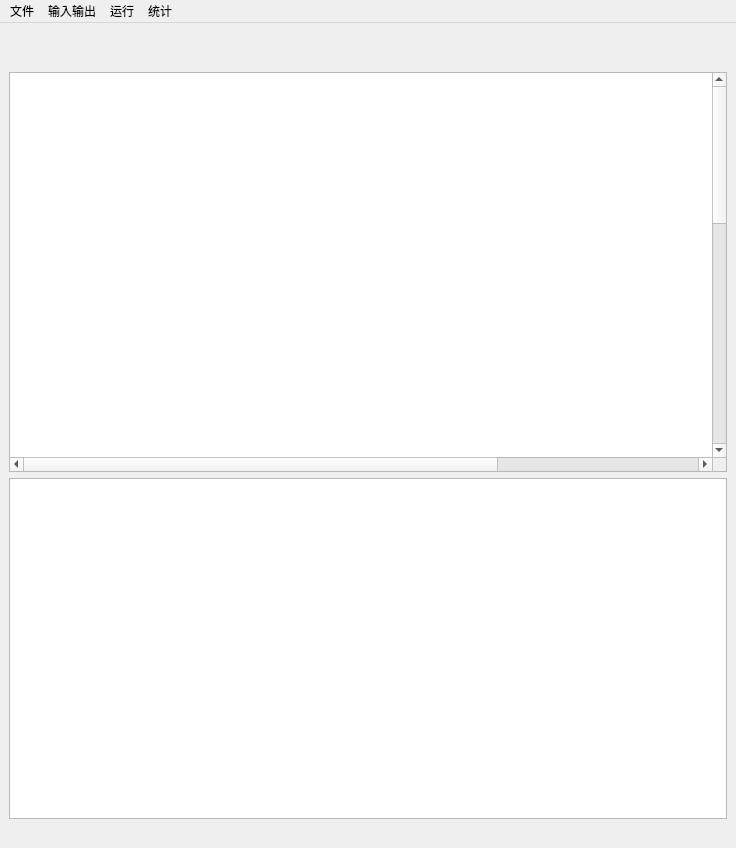
First picture: the form in mainwindow.ui, repository SG-EDA/SGLC-GUI, before the edit.
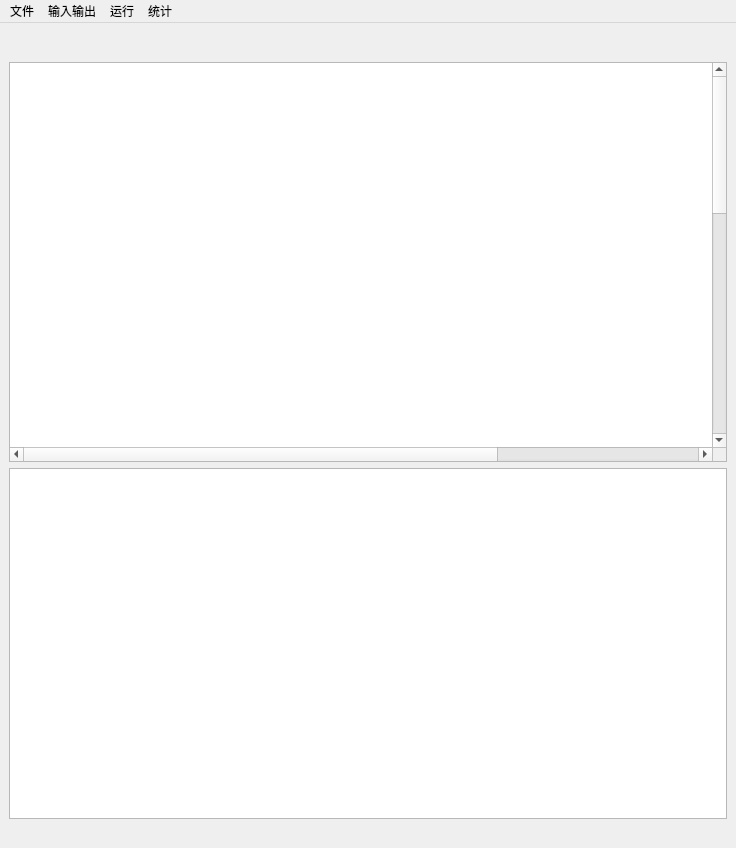
Second picture: the form after the edit.

Commit message: 表改成输出到文本框，改窗口初始大小，居中

Diff of the .ui file:
```diff
--- a/mainwindow.ui
+++ b/mainwindow.ui
@@ -57,8 +57,8 @@
         </property>
         <property name="sizeHint" stdset="0">
          <size>
-          <width>40</width>
-          <height>20</height>
+          <width>20</width>
+          <height>10</height>
          </size>
         </property>
        </spacer>
@@ -84,7 +84,7 @@
         <item>
          <widget class="QGraphicsView" name="Graph">
           <property name="sizePolicy">
-           <sizepolicy hsizetype="Minimum" vsizetype="Maximum">
+           <sizepolicy hsizetype="Expanding" vsizetype="Maximum">
             <horstretch>0</horstretch>
             <verstretch>0</verstretch>
            </sizepolicy>
@@ -126,11 +126,17 @@
         <item>
          <widget class="QTextEdit" name="textEdit">
           <property name="sizePolicy">
-           <sizepolicy hsizetype="Expanding" vsizetype="Expanding">
+           <sizepolicy hsizetype="Expanding" vsizetype="Minimum">
             <horstretch>0</horstretch>
             <verstretch>0</verstretch>
            </sizepolicy>
           </property>
+          <property name="minimumSize">
+           <size>
+            <width>0</width>
+            <height>268</height>
+           </size>
+          </property>
           <property name="readOnly">
            <bool>true</bool>
           </property>
```
The commit also changes 6 other files.
